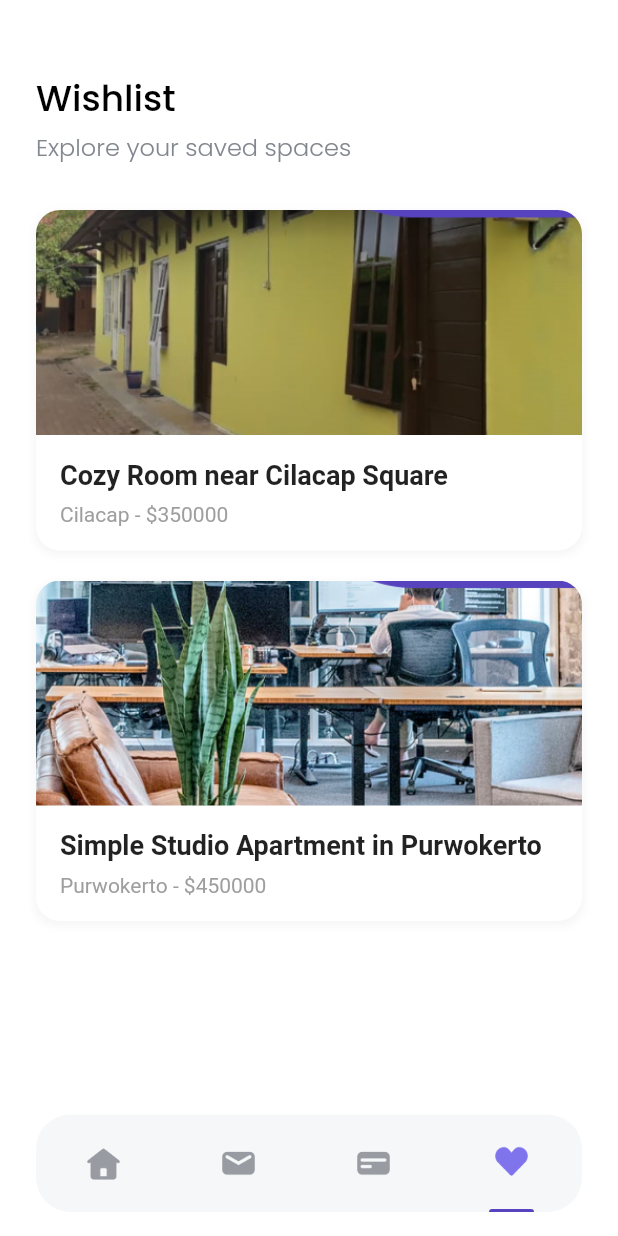
After one commit to teddinata/griyakos-app, a Flutter app: the WishlistPage screen opened by its route, on a phone screen of 412 x 824 dp. The commit adds this screen. Run offline on Flutter 3.47's test engine with Material 2 defaults, Android fonts, the light colour scheme and no system bars; our stand-ins replace google_fonts; network calls fail.

Commit message:
feat: add new page and bottom navbar

```diff
--- a/lib/main.dart
+++ b/lib/main.dart
@@ -2,6 +2,12 @@ import 'package:flutter/material.dart';
 import 'package:griyakos/pages/splash_page.dart';
 import 'package:griyakos/provider/space_provider.dart';
 import 'package:provider/provider.dart';
+import 'package:griyakos/pages/home_page.dart';
+// import 'package:griyakos/pages/detail_page.dart';
+// import 'package:griyakos/pages/error_page.dart';
+import 'package:griyakos/pages/all_space_page.dart';
+import 'package:griyakos/pages/news_page.dart';
+import 'package:griyakos/pages/wishlist_page.dart';
 // import 'package:griyakos/theme.dart';
 // import 'package:flutter/services.dart' show AssetManifest as FlutterAssetManifest;
 // import 'package:google_fonts/src/asset_manifest.dart' show AssetManifest as FontsAssetManifest;
@@ -16,6 +22,13 @@ class MyApp extends StatelessWidget {
     return ChangeNotifierProvider(
       create: (context) => SpaceProvider(),
       child: MaterialApp(
+        routes: {
+          // ... rute lainnya
+          '/home': (context) => HomePage(),
+          '/all-spaces': (context) => AllSpacesPage(),
+          '/news': (context) => NewsPage(),
+          '/wishlist': (context) => WishlistPage(),
+        },
         debugShowCheckedModeBanner: false,
         home: SplashPage(),
       ),
--- a/lib/pages/detail_page.dart
+++ b/lib/pages/detail_page.dart
@@ -1,6 +1,6 @@
 // import 'dart:js';
 
-import 'dart:ffi';
+// import 'dart:ffi';
 
 import 'package:flutter/material.dart';
 import 'package:griyakos/models/space.dart';
--- /dev/null
+++ b/lib/pages/wishlist_page.dart
@@ -0,0 +1,131 @@
+import 'package:flutter/material.dart';
+import 'package:griyakos/theme.dart';
+import 'package:griyakos/widgets/bottom_navbar_item.dart'; // Assume you have a BottomNavbarItem widget
+import 'package:griyakos/widgets/wishlist_item.dart';
+
+class WishlistPage extends StatelessWidget {
+  @override
+  Widget build(BuildContext context) {
+    // Dummy data for wishlist spaces
+    List<Map<String, dynamic>> dummyWishlist = [
+      {
+        'id': 1,
+        'name': 'Cozy Room near Cilacap Square',
+        'image': 'assets/images/kos1.png',
+        'price': 350000,
+        'city': 'Cilacap',
+        'isPopular': false,
+      },
+      {
+        'id': 2,
+        'name': 'Simple Studio Apartment in Purwokerto',
+        'image': 'assets/images/kos2.png',
+        'price': 450000,
+        'city': 'Purwokerto',
+        'isPopular': false,
+      },
+      // Add more wishlist items as needed
+    ];
+
+    return Scaffold(
+      backgroundColor: whiteColor,
+      body: SafeArea(
+        bottom: false,
+        child: Padding(
+          padding: EdgeInsets.all(edge),
+          child: Column(
+            crossAxisAlignment: CrossAxisAlignment.start,
+            children: [
+              SizedBox(height: edge),
+              Text(
+                'Wishlist',
+                style: blackTextStyle.copyWith(fontSize: 24),
+              ),
+              SizedBox(height: 2),
+              Text(
+                'Explore your saved spaces',
+                style: greyTextStyle.copyWith(fontSize: 16),
+              ),
+              SizedBox(height: 30),
+              Expanded(
+                child: ListView.builder(
+                  itemCount: dummyWishlist.length,
+                  itemBuilder: (context, index) {
+                    return Container(
+                      margin: EdgeInsets.only(bottom: 20),
+                      child: WishlistItem(
+                        id: dummyWishlist[index]['id'],
+                        name: dummyWishlist[index]['name'],
+                        imageUrl: dummyWishlist[index]['image'],
+                        price: dummyWishlist[index]['price'],
+                        city: dummyWishlist[index]['city'],
+                        isPopular: dummyWishlist[index]['isPopular'],
+                      ),
+                    );
+                  },
+                ),
+              ),
+            ],
+          ),
+        ),
+      ),
+      floatingActionButton: Container(
+        height: 65,
+        width: MediaQuery.of(context).size.width - (2 * edge),
+        margin: EdgeInsets.symmetric(
+          horizontal: edge,
+        ),
+        decoration: BoxDecoration(
+          color: Color(0xffF6F7F8),
+          borderRadius: BorderRadius.circular(23),
+        ),
+        child: Row(
+          mainAxisAlignment: MainAxisAlignment.spaceAround,
+          children: [
+            GestureDetector(
+              onTap: () {
+                Navigator.pushNamedAndRemoveUntil(
+                    context, '/home', (route) => false);
+              },
+              child: BottomNavbarItem(
+                imageUrl: 'assets/images/Icon_home_solid.png',
+                isActive: false,
+              ),
+            ),
+            GestureDetector(
+              onTap: () {
+                Navigator.pushNamedAndRemoveUntil(
+                    context, '/all-spaces', (route) => false);
+              },
+              child: BottomNavbarItem(
+                imageUrl: 'assets/images/icon_mail.png',
+                isActive: false,
+              ),
+            ),
+            GestureDetector(
+              onTap: () {
+                Navigator.pushNamedAndRemoveUntil(
+                    context, '/news', (route) => false);
+              },
+              child: BottomNavbarItem(
+                imageUrl: 'assets/images/icon_card.png',
+                isActive: false,
+              ),
+            ),
+            GestureDetector(
+              onTap: () {
+                Navigator.pushNamedAndRemoveUntil(
+                    context, '/wishlist', (route) => false);
+              },
+              child: BottomNavbarItem(
+                imageUrl: 'assets/images/Icon_love_solid.png',
+                isActive: true,
+              ),
+            ),
+          ],
+        ),
+      ),
+      floatingActionButtonLocation: FloatingActionButtonLocation.centerFloat,
+    );
+  }
+}
--- /dev/null
+++ b/lib/widgets/wishlist_item.dart
@@ -0,0 +1,180 @@
+import 'package:flutter/material.dart';
+import 'package:griyakos/theme.dart';
+import 'package:griyakos/widgets/bottom_navbar_item.dart'; // Assume you have a BottomNavbarItem widget
+
+class WishlistItem extends StatelessWidget {
+  final int id;
+  final String name;
+  final String imageUrl;
+  final int price;
+  final String city;
+  final bool isPopular;
+
+  WishlistItem({
+    required this.id,
+    required this.name,
+    required this.imageUrl,
+    required this.price,
+    required this.city,
+    required this.isPopular,
+  });
+
+  @override
+  Widget build(BuildContext context) {
+    return Container(
+      decoration: BoxDecoration(
+        borderRadius: BorderRadius.circular(16),
+        color: Colors.white,
+        boxShadow: [
+          BoxShadow(
+            color: Colors.grey.withOpacity(0.1),
+            spreadRadius: 1,
+            blurRadius: 4,
+            offset: Offset(0, 2),
+          ),
+        ],
+      ),
+      child: Column(
+        crossAxisAlignment: CrossAxisAlignment.start,
+        children: [
+          ClipRRect(
+            borderRadius: BorderRadius.only(
+              topLeft: Radius.circular(16),
+              topRight: Radius.circular(16),
+            ),
+            child: Image.asset(
+              imageUrl,
+              width: double.infinity,
+              height: 150,
+              fit: BoxFit.cover,
+            ),
+          ),
+          Padding(
+            padding: EdgeInsets.all(16),
+            child: Column(
+              crossAxisAlignment: CrossAxisAlignment.start,
+              children: [
+                Text(
+                  name,
+                  style: TextStyle(
+                    fontSize: 18,
+                    fontWeight: FontWeight.bold,
+                  ),
+                ),
+                SizedBox(height: 8),
+                Text(
+                  '$city - \$${price.toString()}',
+                  style: TextStyle(
+                    color: Colors.grey,
+                  ),
+                ),
+              ],
+            ),
+          ),
+        ],
+      ),
+    );
+  }
+}
+
+class WishlistPage extends StatelessWidget {
+  @override
+  Widget build(BuildContext context) {
+    // Dummy data for wishlist spaces
+    List<Map<String, dynamic>> dummyWishlist = [
+      {
+        'id': 1,
+        'name': 'Cozy Room near Cilacap Square',
+        'image': 'assets/images/space1.jpg',
+        'price': 350000,
+        'city': 'Cilacap',
+        'isPopular': false,
+      },
+      {
+        'id': 2,
+        'name': 'Simple Studio Apartment in Purwokerto',
+        'image': 'assets/images/space2.jpg',
+        'price': 450000,
+        'city': 'Purwokerto',
+        'isPopular': false,
+      },
+      // Add more wishlist items as needed
+    ];
+
+    return Scaffold(
+      backgroundColor: whiteColor,
+      body: SafeArea(
+        bottom: false,
+        child: Padding(
+          padding: EdgeInsets.all(edge),
+          child: Column(
+            crossAxisAlignment: CrossAxisAlignment.start,
+            children: [
+              SizedBox(height: edge),
+              Text(
+                'Wishlist',
+                style: blackTextStyle.copyWith(fontSize: 24),
+              ),
+              SizedBox(height: 2),
+              Text(
+                'Explore your saved spaces',
+                style: greyTextStyle.copyWith(fontSize: 16),
+              ),
+              SizedBox(height: 30),
+              Expanded(
+                child: ListView.builder(
+                  itemCount: dummyWishlist.length,
+                  itemBuilder: (context, index) {
+                    return Container(
+                      margin: EdgeInsets.only(bottom: 20),
+                      child: WishlistItem(
+                        id: dummyWishlist[index]['id'],
+                        name: dummyWishlist[index]['name'],
+                        imageUrl: dummyWishlist[index]['image'],
+                        price: dummyWishlist[index]['price'],
+                        city: dummyWishlist[index]['city'],
+                        isPopular: dummyWishlist[index]['isPopular'],
+                      ),
+                    );
+                  },
+                ),
+              ),
+            ],
+          ),
+        ),
+      ),
+      bottomNavigationBar: Container(
+        height: 65,
+        width: MediaQuery.of(context).size.width - (2 * edge),
+        margin: EdgeInsets.symmetric(
+          horizontal: edge,
+        ),
+        decoration: BoxDecoration(
+          color: Color(0xffF6F7F8),
+          borderRadius: BorderRadius.circular(23),
+        ),
+        child: Row(
+          mainAxisAlignment: MainAxisAlignment.spaceAround,
+          children: [
+            BottomNavbarItem(
+              imageUrl: 'assets/images/icon_home.png',
+              isActive: false,
+            ),
+            BottomNavbarItem(
+              imageUrl: 'assets/images/icon_mail.png',
+              isActive: false,
+            ),
+            BottomNavbarItem(
+              imageUrl: 'assets/images/icon_card.png',
+              isActive: true,
+            ),
+            BottomNavbarItem(
+              imageUrl: 'assets/images/icon_love.png',
+              isActive: false,
+            ),
+          ],
+        ),
+      ),
+    );
+  }
+}
```
Also changed, not shown: lib/pages/all_space_page.dart (added, +129 -0 lines), lib/pages/home_page.dart (+28 -4 lines), lib/pages/news_page.dart (added, +129 -0 lines), lib/widgets/news_card.dart (added, +83 -0 lines), assets/images/Icon_card_solid.png (added), assets/images/Icon_home_solid.png (added), assets/images/Icon_love_solid.png (added), assets/images/icon_mail_solid.png (added), 1 other file.
